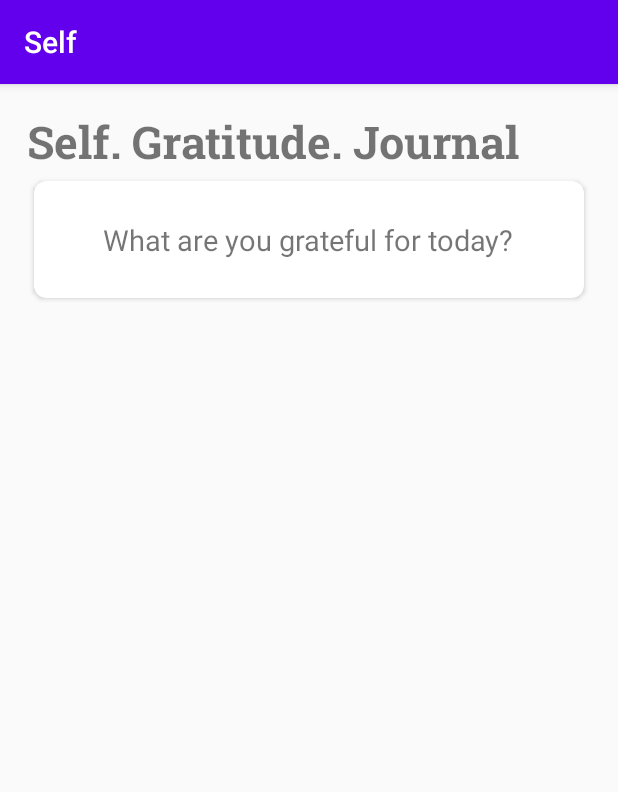
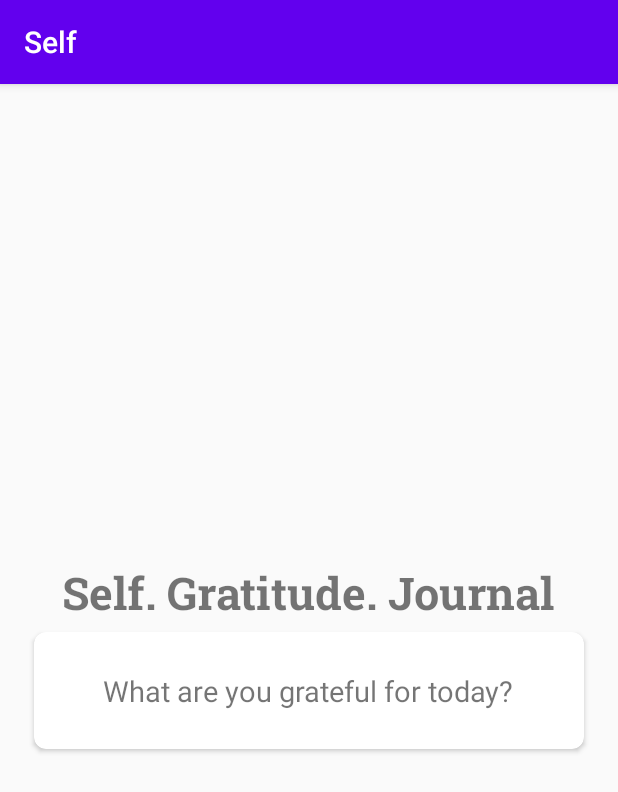
Before and after one commit to cShark-dev/android, an Android app: the screen it shows after launch (MainActivity), on a phone screen of 412 x 824 dp. Shown: the top 792 px of the screen. Run offline under Robolectric (Android 15) with nearby library versions, the phone set to English and light mode, and no system bars.

Commit message:
070520 Update

```diff
--- a/app/build.gradle
+++ b/app/build.gradle
@@ -27,7 +27,7 @@ android {
 dependencies {
     implementation fileTree(dir: 'libs', include: ['*.jar'])
 
-    implementation 'androidx.appcompat:appcompat:1.0.2'
+    implementation 'androidx.appcompat:appcompat:1.1.0'
     implementation 'androidx.constraintlayout:constraintlayout:1.1.3'
     implementation 'com.google.firebase:firebase-analytics:17.4.0'
     implementation 'com.google.firebase:firebase-auth:19.3.1'
@@ -36,4 +36,6 @@ dependencies {
     androidTestImplementation 'androidx.test.ext:junit:1.1.1'
     androidTestImplementation 'androidx.test.espresso:espresso-core:3.2.0'
     implementation 'androidx.cardview:cardview:1.0.0'
+
+
 }
--- a/app/src/main/res/layout/activity_main.xml
+++ b/app/src/main/res/layout/activity_main.xml
@@ -1,11 +1,10 @@
 <?xml version="1.0" encoding="utf-8"?>
-<LinearLayout
-    xmlns:android="http://schemas.android.com/apk/res/android"
-    xmlns:app="http://schemas.android.com/apk/res-auto"
+<LinearLayout xmlns:android="http://schemas.android.com/apk/res/android"
     xmlns:tools="http://schemas.android.com/tools"
     android:layout_width="match_parent"
     android:layout_height="match_parent"
-    android:layout_gravity="center"
+    xmlns:app="http://schemas.android.com/apk/res-auto"
+    android:gravity="center"
     android:orientation="vertical"
     android:padding="18dp"
     tools:context=".MainActivity">
@@ -24,24 +23,24 @@
         android:layout_width="match_parent"
         android:layout_height="wrap_content">
 
+
+    </RelativeLayout>
+
     <androidx.cardview.widget.CardView
+        android:layout_width="match_parent"
+        android:layout_height="90dp"
         android:elevation="6dp"
-            app:cardUseCompatPadding="true"
         app:cardCornerRadius="8dp"
-            android:layout_width="match_parent"
-            android:layout_height="90dp">
+        app:cardUseCompatPadding="true">
 
         <TextView
             android:id="@+id/gratefulText"
+            android:layout_width="wrap_content"
+            android:layout_height="wrap_content"
             android:layout_gravity="center"
             android:text="@string/grateful_text"
-                android:textSize="19sp"
-                android:layout_width="wrap_content"
-                android:layout_height="wrap_content" />
+            android:textSize="19sp" />
 
     </androidx.cardview.widget.CardView>
 
-
-    </RelativeLayout>
-
 </LinearLayout>
```
Lines whose indentation alone changed are shown as unchanged.
